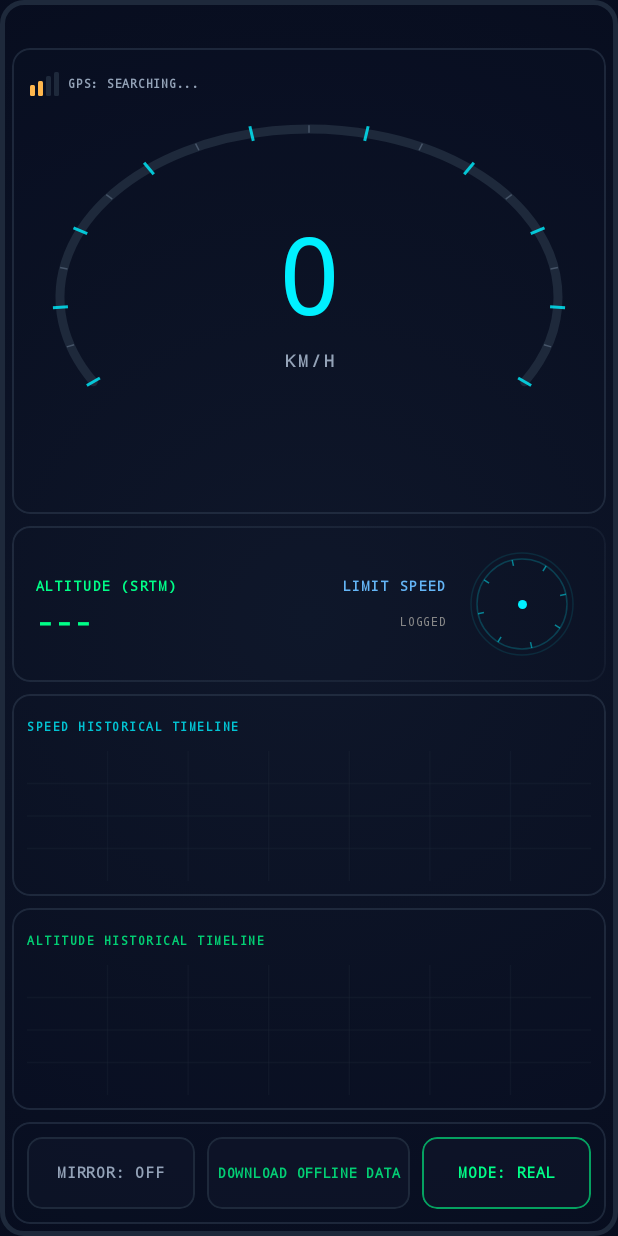
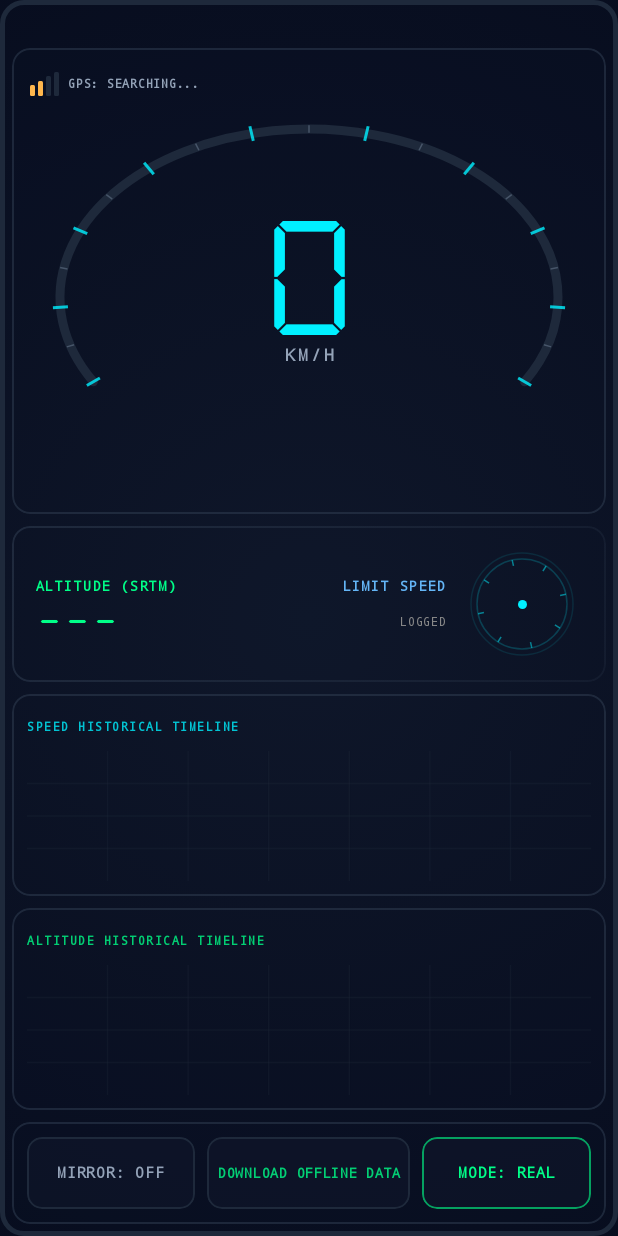
Before and after one commit to nechor/agy-hud, an Android app built with Jetpack Compose: the screen it shows after launch (MainActivity), on a phone screen of 412 x 824 dp. Run offline under Robolectric (Android 15) with nearby library versions, the light colour scheme and no system bars; libraries missing offline, so code that uses them is left out: com.graphhopper, com.graphhopper.config, com.graphhopper.routing, com.graphhopper.storage, com.graphhopper.util.

Commit message:
Update baseline - working DSEG7 digital font and stable layout

```diff
--- a/app/src/main/kotlin/com/offlinehud/app/MainActivity.kt
+++ b/app/src/main/kotlin/com/offlinehud/app/MainActivity.kt
@@ -33,6 +33,8 @@ import androidx.compose.ui.graphics.Path
 import androidx.compose.ui.graphics.StrokeCap
 import androidx.compose.ui.graphics.drawscope.Stroke
 import androidx.compose.ui.graphics.graphicsLayer
+import androidx.compose.ui.platform.LocalContext
+import androidx.compose.ui.text.font.Font
 import androidx.compose.ui.text.font.FontFamily
 import androidx.compose.ui.text.font.FontWeight
 import androidx.compose.ui.text.style.TextAlign
@@ -363,6 +365,13 @@ fun HudScreen(
     onToggleSimulator: () -> Unit,
     onDownloadData: () -> Unit
 ) {
+    val context = LocalContext.current
+    val DigitalFontFamily = remember {
+        FontFamily(
+            Font(path = "dseg7classic.ttf", assetManager = context.assets)
+        )
+    }
+
     val overspeed = speedLimit != null && speed > (speedLimit + 10)
 
     val speedColor by animateColorAsState(
@@ -517,9 +526,9 @@ fun HudScreen(
                         Text(
                             text = if (elevation != null) "${elevation}m" else "---",
                             color = Color(0xFF00FF88),
-                            fontSize = 20.sp,
-                            fontWeight = FontWeight.Black,
-                            fontFamily = FontFamily.Monospace
+                            fontSize = 22.sp,
+                            fontWeight = FontWeight.Normal,
+                            fontFamily = DigitalFontFamily
                         )
                     }
 
@@ -629,6 +638,13 @@ fun SpeedometerGauge(
     speedColor: Color,
     modifier: Modifier = Modifier
 ) {
+    val context = LocalContext.current
+    val DigitalFontFamily = remember {
+        FontFamily(
+            Font(path = "dseg7classic.ttf", assetManager = context.assets)
+        )
+    }
+
     val animatedSpeed by animateFloatAsState(
         targetValue = speed.toFloat(),
         animationSpec = spring(stiffness = Spring.StiffnessLow),
@@ -721,9 +737,9 @@ fun SpeedometerGauge(
             Text(
                 text = speed.roundToInt().toString(),
                 color = speedColor,
-                fontSize = 72.sp,
-                fontWeight = FontWeight.Light,
-                fontFamily = FontFamily.Monospace,
+                fontSize = 76.sp,
+                fontWeight = FontWeight.Normal,
+                fontFamily = DigitalFontFamily,
                 textAlign = TextAlign.Center
             )
             Spacer(modifier = Modifier.height(2.dp))
@@ -745,6 +761,13 @@ fun HolographicSpeedLimit(
     limit: Int?,
     modifier: Modifier = Modifier
 ) {
+    val context = LocalContext.current
+    val DigitalFontFamily = remember {
+        FontFamily(
+            Font(path = "dseg7classic.ttf", assetManager = context.assets)
+        )
+    }
+
     val infiniteTransition = rememberInfiniteTransition(label = "hologramRotation")
     val rotationAngle by infiniteTransition.animateFloat(
         initialValue = 0f,
@@ -830,9 +853,9 @@ fun HolographicSpeedLimit(
             Text(
                 text = limit.toString(),
                 color = Color.White,
-                fontSize = 26.sp,
-                fontWeight = FontWeight.Bold,
-                fontFamily = FontFamily.Monospace,
+                fontSize = 28.sp,
+                fontWeight = FontWeight.Normal,
+                fontFamily = DigitalFontFamily,
                 textAlign = TextAlign.Center
             )
         } else {
```
Also changed, not shown: app/src/main/assets/dseg7classic.ttf (added), 135 other files.
